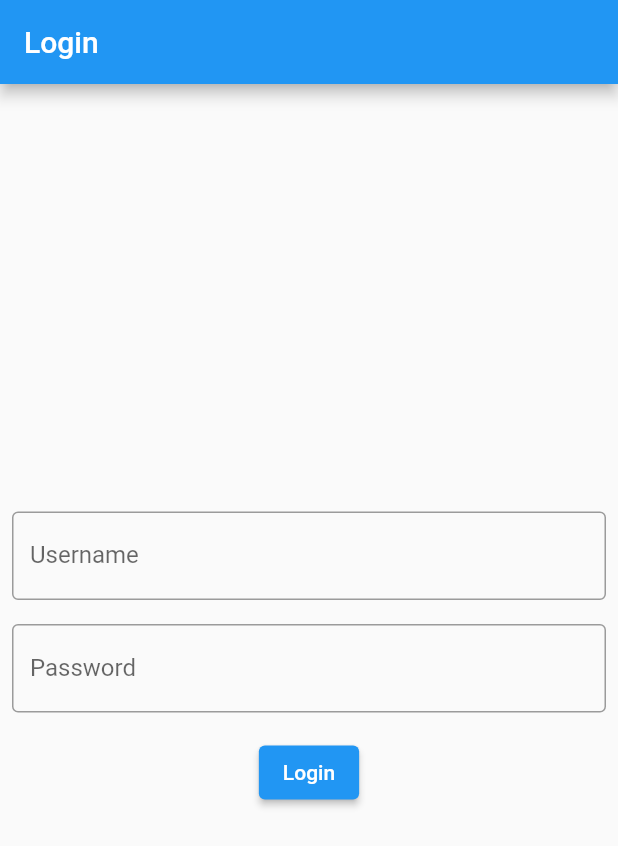
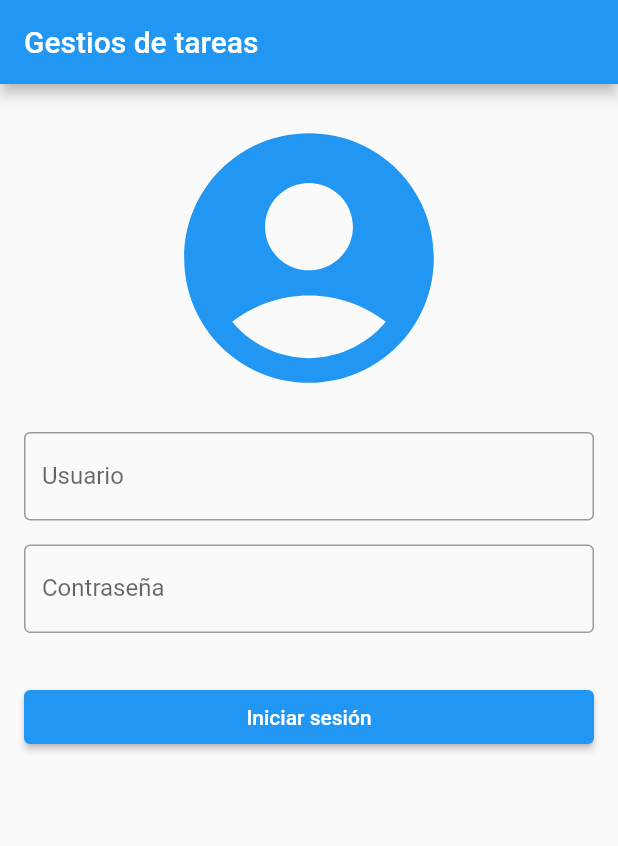
Before and after one commit to JhousefSilva1/planning-dayApp, a Flutter app: the screen it shows after launch, on a phone screen of 412 x 824 dp. Shown: the top 846 px of the screen. Run offline on Flutter 3.47's test engine with Material 2 defaults, Android fonts, the light colour scheme and no system bars; our stand-ins replace equatable, flutter_bloc.

Commit message:
updating some files

```diff
--- /dev/null
+++ b/lib/cubit/login_cubit.dart
@@ -0,0 +1,22 @@
+import 'package:flutter_bloc/flutter_bloc.dart';
+
+import '../screens/login_state.dart';
+
+//part 'login_state.dart';
+
+class LoginCubit extends Cubit<LoginState> {
+  LoginCubit({required loginRepository}) : super(LoginInitial());
+
+  void login(String email, String password) async {
+    emit(LoginLoading());
+    // Aquí debes hacer la validación de las credenciales y llamar al servicio
+    // correspondiente para realizar el inicio de sesión. Si el inicio de sesión
+    // es exitoso, actualiza el estado con LoginSuccess. Si falla, actualiza el
+    // estado con LoginFailure y agrega el mensaje de error correspondiente.
+  }
+
+  void logout() {
+    // Aquí debes eliminar las credenciales del usuario y volver al estado inicial
+    emit(LoginInitial());
+  }
+}
--- a/lib/cubits/auth/auth_cubit.dart
+++ /dev/null
@@ -1,34 +0,0 @@
-import 'package:bloc/bloc.dart';
-import 'package:tasks/cubits/auth/auth_cubit.dart';
-import 'package:tasks/models/User.dart';
-
-part 'auth_state.dart';
-part 'auth_event.dart';
-
-class AuthCubit extends Cubit<AuthState> {
-  AuthCubit() : super(AuthState.unauthenticated());
-
-  void login(String username, String passwordd) {
-        if (username == 'admin' && passwordd == 'admin') {
-      final user = User(username: username, passwordd: passwordd);
-     // emit(AuthState.authenticated(user));
-      emit(AuthState.Authenticated(User(username: username, passwordd: passwordd)))
-    } else {
-      emit(AuthState.unauthenticated());
-    }
-  }
-
-    void logout() {
-    emit(AuthState.unauthenticated());
-  }
-    User? getCurrentUser() {
-    final state = state;
-    if (state is Authenticated) {
-      return state.user;
-    } else {
-      return null;
-    }
-  }
-}
-
-}
--- a/lib/cubits/auth/auth_event.dart
+++ /dev/null
@@ -1,12 +0,0 @@
-part of 'auth_cubit.dart';
-
-abstract class AuthEvent {}
-
-class AuthLoginRequested extends AuthEvent {
-  final String username;
-  final String passwordd;
-
-  AuthLoginRequested(this.username, this.passwordd);
-}
-
-class AuthLogoutRequested extends AuthEvent {}
--- a/lib/cubits/auth/auth_state.dart
+++ /dev/null
@@ -1,12 +0,0 @@
-part of 'auth_cubit.dart';
-
-abstract class AuthState {}
-
-class Authenticated extends AuthState {
-  final User user;
-
-  Authenticated(this.user);
-}
-
-// ignore: camel_case_types
-class unauthenticated extends AuthState {}
--- a/lib/main.dart
+++ b/lib/main.dart
@@ -1,27 +1,40 @@
+//construye el main
+import 'package:flutter/material.dart';
+import 'package:flutter_bloc/flutter_bloc.dart';
+import 'package:tasks/repositories/login_repository.dart';
+import 'package:tasks/screens/login_screen.dart';
 
-import 'package:flutter/material.dart';
-import 'package:tasks/views/HomePage.dart';
-import 'package:tasks/views/LoginPage.dart';
-
-import 'cubits/auth/auth_cubit.dart';
+import 'api/api_client.dart';
+import 'cubit/login_cubit.dart';
 
 void main() {
-  runApp(MyApp());
+  final apiClient = ApiClient(); // Instancia del ApiClient
+  final loginRepository =
+      LoginRepository(apiClient: apiClient); // Instancia del LoginRepository
+
+  runApp(MyApp(loginRepository: loginRepository));
 }
 
 class MyApp extends StatelessWidget {
+  final LoginRepository loginRepository;
+
+  const MyApp({super.key, required this.loginRepository});
+
   @override
   Widget build(BuildContext context) {
-    return BlocProvider(
-      create: (context) => AuthCubit(),
-      child: MaterialApp(
-        title: 'Flutter Login Demo',
-        initialRoute: '/',
-        routes: {
-          '/': (context) => LoginPage(),
-          '/home': (context) => HomePage(),
-        },
+    return MaterialApp(
+      title: 'MyApp',
+      theme: ThemeData(
+        primarySwatch: Colors.blue,
       ),
+      initialRoute: '/login',
+      routes: {
+        '/login': (context) => BlocProvider(
+              create: (context) => LoginCubit(loginRepository: loginRepository),
+              child: LoginScreen(),
+            ),
+        // Aquí irían el resto de las rutas de navegación de tu aplicación
+      },
     );
   }
 }
--- a/lib/models/User.dart
+++ /dev/null
@@ -1,6 +0,0 @@
-class User {
-  final String username;
-  final String passwordd;
-
-  User({required this.username, required this.passwordd});
-}
--- /dev/null
+++ b/lib/repositories/login_repository.dart
@@ -0,0 +1,16 @@
+import 'package:tasks/api/api_client.dart';
+import '../api/api_client.dart';
+
+class LoginRepository {
+  final ApiClient apiClient;
+
+  LoginRepository({required this.apiClient});
+
+  Future<bool> login(String username, String password) async {
+    final response = await apiClient
+        .post('login', {'username': username, 'password': password});
+    // Aquí se podría agregar lógica adicional para procesar la respuesta de la API
+
+    return response['success'] == true;
+  }
+}
--- /dev/null
+++ b/lib/screens/login_screen.dart
@@ -0,0 +1,156 @@
+import 'package:flutter/cupertino.dart';
+import 'package:flutter/material.dart';
+import 'package:flutter_bloc/flutter_bloc.dart';
+import 'package:tasks/cubit/login_cubit.dart';
+import 'package:tasks/screens/login_state.dart';
+
+class LoginScreen extends StatefulWidget {
+  //const LoginScreen({Key? key}) : super(key: key);
+
+  static const ruterName = '/login';
+
+  @override
+  _LoginScreenState createState() => _LoginScreenState();
+}
+
+class _LoginScreenState extends State<LoginScreen> {
+  final _usernameController = TextEditingController();
+  final _passworddController = TextEditingController();
+
+  void _onLoginButtonPressed() {
+    final username = _usernameController.text;
+    final passwordd = _passworddController.text;
+  }
+
+  @override
+  @override
+  Widget build(BuildContext context) {
+    return Scaffold(
+      appBar: AppBar(
+        title: const Text('Gestios de tareas'),
+      ),
+      body: BlocListener<LoginCubit, LoginState>(
+        listener: (context, state) {
+          if (state is LoginFailure) {
+            ScaffoldMessenger.of(context).showSnackBar(
+              SnackBar(
+                content: Text(state.errorMessage),
+              ),
+            );
+          }
+        },
+        /*
+        child: BlocBuilder<LoginCubit, LoginState>(
+          builder: (context, state) {
+            if (state is LoginInitial) {
+              return Center(
+                child: Column(
+                  mainAxisAlignment: MainAxisAlignment.center,
+                  children: [
+                    const Text(
+                      'Iniciar sesión',
+                      style: TextStyle(fontSize: 24),
+                    ),
+                    const SizedBox(height: 16),
+                    Padding(
+                      padding: const EdgeInsets.symmetric(horizontal: 32),
+                      child: TextField(
+                        controller: _usernameController,
+                        decoration: const InputDecoration(
+                          border: OutlineInputBorder(),
+                          labelText: 'Usuario',
+                        ),
+                      ),
+                    ),
+                    const SizedBox(height: 16),
+
+
+                    Padding(
+                      padding: const EdgeInsets.symmetric(horizontal: 32),
+                      child: TextField(
+                        controller: _passworddController,
+                        decoration: const InputDecoration(
+                          border: OutlineInputBorder(),
+                          labelText: 'Contraseña',
+                        ),
+                      ),
+                    ),
+                    const SizedBox(height: 16),
+                    ElevatedButton(
+                      onPressed: _onLoginButtonPressed,
+                      child: const Text('Iniciar sesión'),
+                    ),
+                  ],
+                ),
+              );
+            } else if (state is LoginLoading) {
+              return const Center(
+                child: CircularProgressIndicator(),
+              );
+            } else if (state is LoginSuccess) {
+              return Center(
+                child: Column(
+                  mainAxisAlignment: MainAxisAlignment.center,
+                  children: [
+                    const Text(
+                      'Inicio de sesión exitoso',
+                      style: TextStyle(fontSize: 24),
+                    ),
+                    const SizedBox(height: 16),
+                    ElevatedButton(
+                      onPressed: () {
+                        BlocProvider.of<LoginCubit>(context).logout();
+                      },
+                      child: const Text('Cerrar sesión'),
+                    ),
+                  ],
+                ),
+              );
+            } else {
+              return Container();
+            }
+          },
+        ),*/
+
+        child: BlocBuilder<LoginCubit, LoginState>(builder: (context, state) {
+          return Padding(
+              padding: const EdgeInsets.all(16.0),
+              child: Column(
+                crossAxisAlignment: CrossAxisAlignment.stretch,
+                children: [
+                  const Icon(
+                    Icons.account_circle,
+                    size: 200.0,
+                    color: Colors.blue,
+                  ),
+                  const SizedBox(height: 16.0),
+                  TextFormField(
+                    controller: _usernameController,
+                    decoration: const InputDecoration(
+                      border: OutlineInputBorder(),
+                      labelText: 'Usuario',
+                    ),
+                  ),
+                  const SizedBox(height: 16.0),
+                  TextFormField(
+                    controller: _passworddController,
+                    decoration: const InputDecoration(
+                      border: OutlineInputBorder(),
+                      labelText: 'Contraseña',
+                    ),
+                  ),
+                  const SizedBox(height: 32.0),
+                  ElevatedButton(
+                    onPressed:
+                        state is! LoginLoading ? _onLoginButtonPressed : null,
+                    child: state is LoginLoading
+                        ? const CircularProgressIndicator()
+                        : const Text('Iniciar sesión'),
+                  ),
+                ],
+              ));
+        }),
+      ),
+    );
+  }
+}
--- /dev/null
+++ b/lib/screens/login_state.dart
@@ -0,0 +1,26 @@
+import 'package:equatable/equatable.dart';
+
+abstract class LoginState extends Equatable {
+  const LoginState();
+
+  @override
+  List<Object> get props => [];
+}
+
+class LoginInitial extends LoginState {}
+
+class LoginLoading extends LoginState {}
+
+class LoginSuccess extends LoginState {}
+
+class LoginFailure extends LoginState {
+  final String errorMessage;
+
+  const LoginFailure({required this.errorMessage});
+
+  @override
+  List<Object> get props => [errorMessage];
+
+  @override
+  String toString() => 'LoginFailure { errorMessage: $errorMessage }';
+}
--- a/lib/views/HomePage.dart
+++ /dev/null
@@ -1,13 +0,0 @@
-import 'package:flutter/widgets.dart';
-
-class HomePage extends StatefulWidget {
-  @override
-  _HomePageState createState() => _HomePageState();
-}
-
-class _HomePageState extends State<HomePage> {
-  @override
-  Widget build(BuildContext context) {
-    return Container();
-  }
-}
--- a/lib/views/LoginPage.dart
+++ /dev/null
@@ -1,88 +0,0 @@
-import 'package:flutter/material.dart';
-import 'package:provider/provider.dart';
-
-import '../cubits/auth/auth_cubit.dart';
-
-
-
-class LoginPage extends StatefulWidget {
-  @override
-  _LoginPageState createState() => _LoginPageState();
-}
-
-class _LoginPageState extends State<LoginPage> {
-  final _formKey = GlobalKey<FormState>();
-  final _usernameController = TextEditingController();
-  final _passwordController = TextEditingController();
-
-  @override
-  void dispose() {
-    _usernameController.dispose();
-    _passwordController.dispose();
-    super.dispose();
-  }
-
-  @override
-  Widget build(BuildContext context) {
-    return Scaffold(
-      appBar: AppBar(title: Text('Login')),
-      body: BlocListener<AuthCubit, AuthState>(
-        listener: (context, state) {
-          if (state is Authenticated) {
-            Navigator.of(context).pushReplacementNamed('/home');
-          }
-        },
-        child: Form(
-          key: _formKey,
-          child: Padding(
-            padding: const EdgeInsets.all(8.0),
-            child: Column(
-              mainAxisAlignment: MainAxisAlignment.center,
-              children: [
-                TextFormField(
-                  controller: _usernameController,
-                  decoration: InputDecoration(
-                    labelText: 'Username',
-                    border: OutlineInputBorder(),
-                  ),
-                  validator: (value) {
-                    if (value == null || value.isEmpty) {
-                      return 'Please enter your username';
-                    }
-                    return null;
-                  },
-                ),
-                SizedBox(height: 16.0),
-                TextFormField(
-                  controller: _passwordController,
-                  obscureText: true,
-                  decoration: InputDecoration(
-                    labelText: 'Password',
-                    border: OutlineInputBorder(),
-                  ),
-                  validator: (value) {
-                    if (value == null || value.isEmpty) {
-                      return 'Please enter your password';
-                    }
-                    return null;
-                  },
-                ),
-                SizedBox(height: 16.0),
-                ElevatedButton(
-                  onPressed: () {
-                    if (_formKey.currentState!.validate()) {
-                      final username = _usernameController.text;
-                      final password = _passwordController.text;
-                      context.read<AuthCubit>().login(username, password);
-                    }
-                  },
-                  child: Text('Login'),
-                ),
-              ],
-            ),
-          ),
-        ),
-      ),
-    );
-  }
-}
--- a/pubspec.yaml
+++ b/pubspec.yaml
@@ -38,6 +38,10 @@ dependencies:
   # Use with the CupertinoIcons class for iOS style icons.
   cupertino_icons: ^1.0.2
   date_time_picker: ^2.1.0
+  flutter_bloc: ^8.1.1
+  equatable: ^2.0.5
+  http: ^0.13.5
+
 
 
 dev_dependencies:
```
Also changed, not shown: pubspec.lock, 4 other files.
